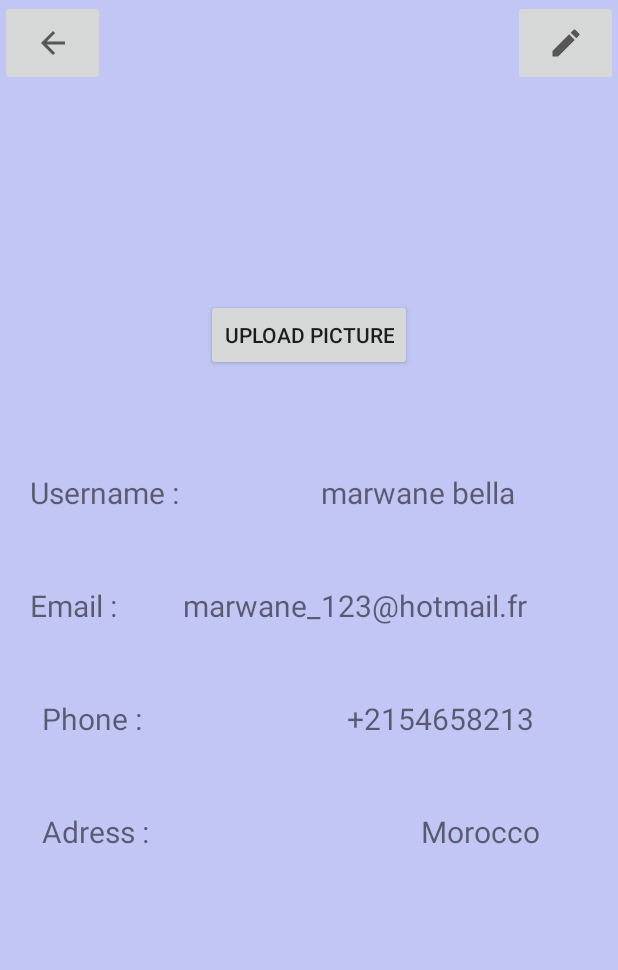
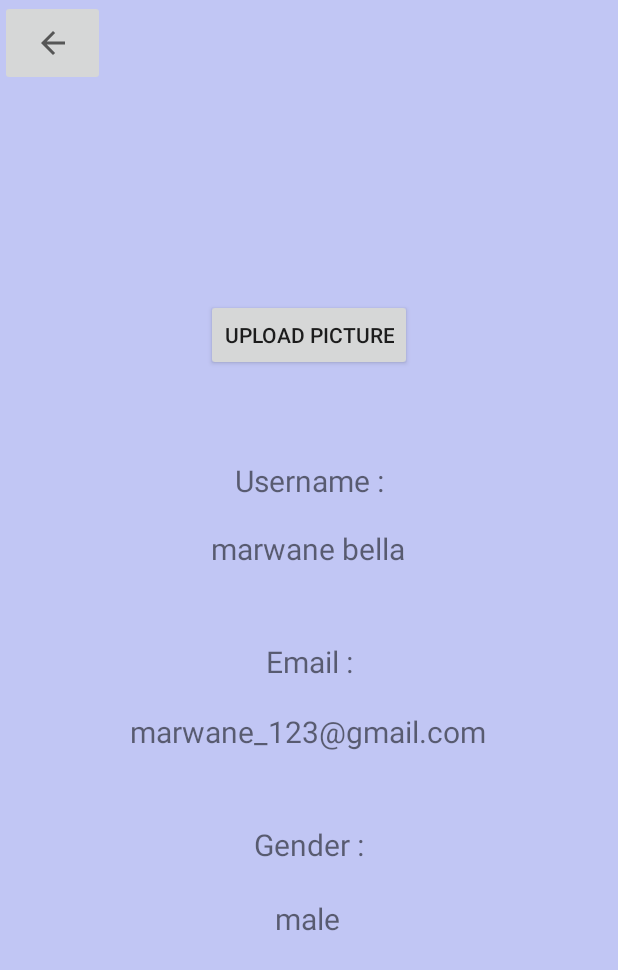
Before and after one commit to MarwaneBella/Serve-App, an Android app: the Profile screen opened directly, with no data from a screen before it, on a phone screen of 412 x 824 dp. Shown: the top 970 px of the screen. Run offline under Robolectric (Android 15) with nearby library versions, the phone set to English and light mode, and no system bars; our stand-ins replace CircleImageView, Firebase (no records; nobody signed in at launch, a user with empty details on screens opened directly); libraries missing offline, so code that uses them is left out: com.karumi.dexter; pictures from the network do not load.

Commit message:
update-marwane

```diff
--- a/app/src/main/java/com/example/services/EditListFragment.java
+++ b/app/src/main/java/com/example/services/EditListFragment.java
@@ -86,6 +86,7 @@ public class EditListFragment extends Fragment {
         ArrayList<String> prices = new ArrayList<>();
         ArrayList<String> usernames = new ArrayList<>();
         ArrayList<String> userImages = new ArrayList<>();
+        ArrayList<String> keyServices =new ArrayList<>();
 
         DatabaseReference rootRef = FirebaseDatabase.getInstance().getReference();
         DatabaseReference servicesRef = rootRef.child("Services").child(FirebaseAuth.getInstance().getCurrentUser().getUid());
@@ -94,6 +95,7 @@ public class EditListFragment extends Fragment {
             @Override
             public void onDataChange(@NonNull DataSnapshot datasnapshot) {
                 for(DataSnapshot snapshot :datasnapshot.getChildren()){
+                    keyServices.add(snapshot.getKey());
                     Service service = snapshot.getValue(Service.class);
                     usernames.add(service.getUsername());
                     userImages.add(service.getUimage());
@@ -107,6 +109,7 @@ public class EditListFragment extends Fragment {
 
                 listView.setOnItemClickListener((parent, view, position, id) -> {
                     Intent intent = new Intent(getContext(), EditMyService.class);
+                    intent.putExtra("key",keyServices.get(position));
                     startActivity(intent);
                 });
 
--- a/app/src/main/java/com/example/services/MainActivity.java
+++ b/app/src/main/java/com/example/services/MainActivity.java
@@ -142,7 +142,6 @@ public class MainActivity extends AppCompatActivity implements PopupMenu.OnMenuI
                     }
                 }
             }
-
             @Override
             public void onCancelled(@NonNull DatabaseError error) {
             }
--- a/app/src/main/java/com/example/services/Profile.java
+++ b/app/src/main/java/com/example/services/Profile.java
@@ -14,6 +14,7 @@ import android.os.Bundle;
 import android.view.View;
 import android.widget.Button;
 import android.widget.EditText;
+import android.widget.TextView;
 import android.widget.Toast;
 
 import com.bumptech.glide.Glide;
@@ -47,6 +48,7 @@ import de.hdodenhof.circleimageview.CircleImageView;
 
 public class Profile extends AppCompatActivity {
     CircleImageView uimage;
+    TextView username,email,gender;
     Button btnupdate;
     DatabaseReference dbreference;
     StorageReference storageReference;
@@ -148,7 +150,6 @@ public class Profile extends AppCompatActivity {
                                     public void onDataChange(@NonNull DataSnapshot snapshot) {
                                         if(snapshot.exists()) {
                                             if(snapshot.hasChild("uimage")){
-                                                Toast.makeText(Profile.this,FirebaseStorage.getInstance().getReferenceFromUrl(snapshot.child("uimage").getValue().toString()).toString(),Toast.LENGTH_SHORT).show();
                                                 if(!FirebaseStorage.getInstance().getReferenceFromUrl(snapshot.child("uimage").getValue().toString()).toString().equals("gs://service-ca084.appspot.com/DefaultProfile.jpg")){
                                                     FirebaseStorage.getInstance().getReferenceFromUrl(snapshot.child("uimage").getValue().toString()).delete();
                                                 }
@@ -184,14 +185,22 @@ public class Profile extends AppCompatActivity {
         super.onStart();
         if(check){
             FirebaseUser user = FirebaseAuth.getInstance().getCurrentUser();
-            UserID=user.getUid();
+
+            UserID = user.getUid();
+            username =findViewById(R.id.username);
+            email = findViewById(R.id.email);
+            gender = findViewById(R.id.gender);
+
             dbreference.child(UserID).addListenerForSingleValueEvent(new ValueEventListener() {
                 @Override
                 public void onDataChange(@NonNull DataSnapshot snapshot) {
                     if(snapshot.exists()) {
-                        if(snapshot.hasChild("uimage")) {
-                            Glide.with(getApplicationContext()).load(snapshot.child("uimage").getValue().toString()).into(uimage);
-                        }
+                        User data = snapshot.getValue(User.class);
+                        Glide.with(getApplicationContext()).load(data.getUimage()).into(uimage);
+                        username.setText(data.getUsername());
+                        email.setText(data.getEmail());
+                        gender.setText(data.getGender());
+
                     }
                 }
 
--- a/app/src/main/res/layout/activity_profile.xml
+++ b/app/src/main/res/layout/activity_profile.xml
@@ -24,14 +24,7 @@
             app:layout_constraintTop_toTopOf="parent"
             app:srcCompat="@drawable/ic_arrow_back" />
 
-        <ImageButton
-            android:id="@+id/editButton"
-            android:layout_width="70dp"
-            android:layout_height="57dp"
-            app:layout_constraintBottom_toBottomOf="parent"
-            app:layout_constraintEnd_toEndOf="parent"
-            app:layout_constraintTop_toTopOf="parent"
-            app:srcCompat="@drawable/ic_edit" />
+
     </androidx.constraintlayout.widget.ConstraintLayout>
 
     <androidx.constraintlayout.widget.ConstraintLayout
@@ -65,101 +58,91 @@
             app:layout_constraintTop_toBottomOf="@+id/imgProfile"
             app:layout_constraintVertical_bias="0.043" />
 
-        <TextView
-            android:id="@+id/textView6"
-            android:layout_width="wrap_content"
-            android:layout_height="wrap_content"
-            android:layout_marginEnd="68dp"
-            android:text="marwane bella"
-            android:textSize="20sp"
-            app:layout_constraintBottom_toBottomOf="parent"
-            app:layout_constraintEnd_toEndOf="parent"
-            app:layout_constraintTop_toBottomOf="@+id/uploadBtn"
-            app:layout_constraintVertical_bias="0.123" />
+
 
         <TextView
             android:id="@+id/textView4"
             android:layout_width="wrap_content"
             android:layout_height="wrap_content"
-            android:layout_marginStart="20dp"
             android:text="Username :"
             android:textSize="20sp"
             app:layout_constraintBottom_toBottomOf="parent"
+            app:layout_constraintEnd_toEndOf="parent"
             app:layout_constraintStart_toStartOf="parent"
             app:layout_constraintTop_toBottomOf="@+id/uploadBtn"
-            app:layout_constraintVertical_bias="0.123" />
+            app:layout_constraintVertical_bias="0.108" />
+
 
         <TextView
-            android:id="@+id/textView8"
+            android:id="@+id/username"
             android:layout_width="wrap_content"
             android:layout_height="wrap_content"
-            android:layout_marginTop="48dp"
-            android:layout_marginEnd="60dp"
-            android:text="marwane_123@hotmail.fr"
+            android:text="marwane bella"
             android:textSize="20sp"
+            app:layout_constraintBottom_toBottomOf="parent"
             app:layout_constraintEnd_toEndOf="parent"
-            app:layout_constraintTop_toBottomOf="@+id/textView6" />
+            app:layout_constraintHorizontal_bias="0.498"
+            app:layout_constraintStart_toStartOf="parent"
+            app:layout_constraintTop_toBottomOf="@+id/textView4"
+            app:layout_constraintVertical_bias="0.039" />
+
+
 
         <TextView
             android:id="@+id/textView7"
             android:layout_width="wrap_content"
             android:layout_height="wrap_content"
-            android:layout_marginStart="20dp"
             android:layout_marginTop="48dp"
             android:text="Email :"
             android:textSize="20sp"
+            app:layout_constraintBottom_toBottomOf="parent"
+            app:layout_constraintEnd_toEndOf="parent"
             app:layout_constraintStart_toStartOf="parent"
-            app:layout_constraintTop_toBottomOf="@+id/textView6" />
+            app:layout_constraintTop_toBottomOf="@+id/username"
+            app:layout_constraintVertical_bias="0.0" />
+
+        <TextView
+            android:id="@+id/email"
+            android:layout_width="wrap_content"
+            android:layout_height="wrap_content"
+            android:text="marwane_123@gmail.com"
+            android:textSize="20sp"
+            app:layout_constraintBottom_toBottomOf="parent"
+            app:layout_constraintEnd_toEndOf="parent"
+            app:layout_constraintHorizontal_bias="0.497"
+            app:layout_constraintStart_toStartOf="parent"
+            app:layout_constraintTop_toBottomOf="@+id/textView7"
+            app:layout_constraintVertical_bias="0.056" />
 
 
 
-        <TextView
-            android:id="@+id/textView9"
-            android:layout_width="wrap_content"
-            android:layout_height="wrap_content"
-            android:layout_marginTop="48dp"
-            android:layout_marginEnd="56dp"
-            android:text="+2154658213"
-            android:textSize="20sp"
-            app:layout_constraintEnd_toEndOf="parent"
-            app:layout_constraintTop_toBottomOf="@+id/textView8" />
+
 
         <TextView
             android:id="@+id/textView12"
             android:layout_width="wrap_content"
             android:layout_height="wrap_content"
-            android:layout_marginStart="28dp"
             android:layout_marginTop="48dp"
-            android:text="Phone :"
+            android:text="Gender :"
             android:textSize="20sp"
+            app:layout_constraintBottom_toBottomOf="parent"
+            app:layout_constraintEnd_toEndOf="parent"
             app:layout_constraintStart_toStartOf="parent"
-            app:layout_constraintTop_toBottomOf="@+id/textView8" />
-
-        <TextView
-            android:id="@+id/textView10"
-            android:layout_width="wrap_content"
-            android:layout_height="wrap_content"
-            android:layout_marginTop="48dp"
-            android:layout_marginEnd="52dp"
-            android:text="Morocco"
-            android:textSize="20sp"
-            app:layout_constraintBottom_toTopOf="@+id/button"
-            app:layout_constraintEnd_toEndOf="parent"
-            app:layout_constraintTop_toBottomOf="@+id/textView9"
+            app:layout_constraintTop_toBottomOf="@+id/email"
             app:layout_constraintVertical_bias="0.0" />
 
         <TextView
-            android:id="@+id/textView11"
+            android:id="@+id/gender"
             android:layout_width="wrap_content"
             android:layout_height="wrap_content"
-            android:layout_marginStart="28dp"
-            android:layout_marginTop="48dp"
-            android:text="Adress : "
+            android:text="male"
             android:textSize="20sp"
-            app:layout_constraintBottom_toTopOf="@+id/button"
+            app:layout_constraintBottom_toBottomOf="parent"
+            app:layout_constraintEnd_toEndOf="parent"
+            app:layout_constraintHorizontal_bias="0.498"
             app:layout_constraintStart_toStartOf="parent"
-            app:layout_constraintTop_toBottomOf="@+id/textView9"
-            app:layout_constraintVertical_bias="0.0" />
+            app:layout_constraintTop_toBottomOf="@+id/textView12"
+            app:layout_constraintVertical_bias="0.100000024" />
 
 
     </androidx.constraintlayout.widget.ConstraintLayout>
--- a/app/src/main/res/layout/fragment_list_view.xml
+++ b/app/src/main/res/layout/fragment_list_view.xml
@@ -40,9 +40,9 @@
                 android:layout_height="60dp"
                 android:background="@color/firstColor"
                 android:inputType="none"
+                android:text="All"
                 android:textColor="@color/firstColor"
                 android:textSize="20sp"
-
                 android:textStyle="bold" />
         </com.google.android.material.textfield.TextInputLayout>
 
```
Also changed, not shown: app/src/main/java/com/example/services/AddServiceFragment.java (+11 -2 lines), app/src/main/java/com/example/services/EditMyService.java (+145 -6 lines), app/src/main/java/com/example/services/ListViewFragment.java (+45 -6 lines), app/src/main/java/com/example/services/Service.java (+9 -0 lines), app/src/main/res/layout/activity_edit_my_service.xml (+20 -23 lines).
